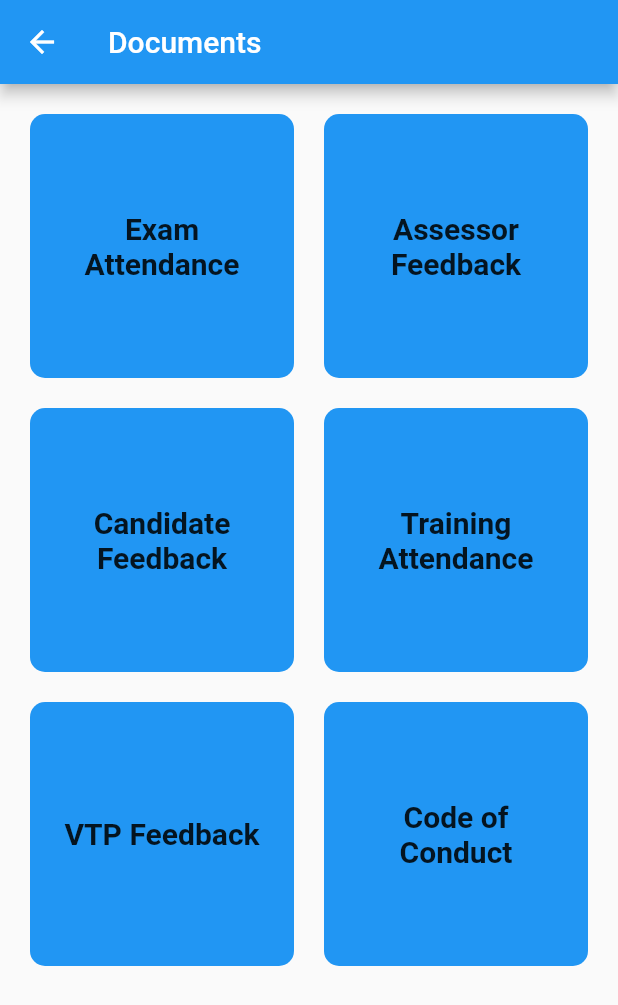
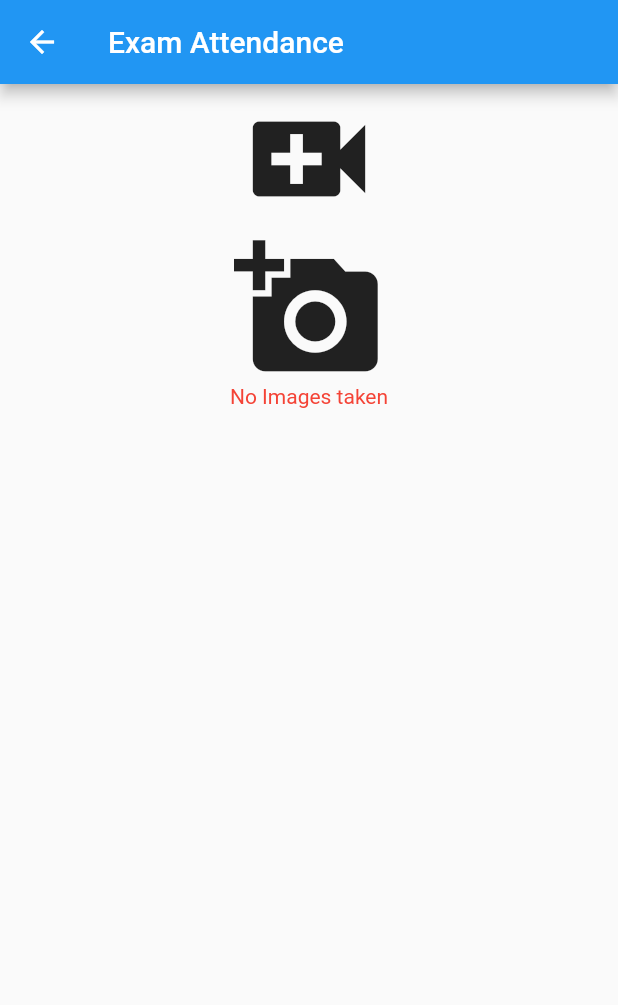
Before and after one commit to bishalceb/AssesmentExam, a Flutter app: the Documents screen opened directly, after a tap on "Exam Attendance", on a phone screen of 412 x 824 dp. Shown: the top 1005 px of the screen. Run offline on Flutter 3.47's test engine with Material 2 defaults, Android fonts, the phone set to English and light mode, and no system bars; our stand-ins replace chewie, font_awesome_flutter, video_player; missing offline and left inert: multi_media_picker; project files that could hold a hidden picture were left out.

Commit message:
second commit

```diff
--- /dev/null
+++ b/lib/screens/capture_media.dart
@@ -0,0 +1,195 @@
+import 'dart:async';
+import 'dart:io';
+
+import 'package:chewie/chewie.dart';
+import 'package:flutter/material.dart';
+import 'package:multi_media_picker/multi_media_picker.dart';
+import 'package:video_player/video_player.dart';
+
+class CaptureMedia extends StatefulWidget {
+  final int index;
+  final String appBarTitle;
+  CaptureMedia(this.index, this.appBarTitle);
+  @override
+  _CaptureMediaState createState() => _CaptureMediaState(index, appBarTitle);
+}
+
+class _CaptureMediaState extends State<CaptureMedia> {
+  @override
+  void dispose() {
+    super.dispose();
+    videoPlayerController?.dispose();
+    chewieController?.dispose();
+  }
+
+  final int index;
+  final String appBartitle;
+
+  _CaptureMediaState(this.index, this.appBartitle);
+  List<File> _images = List<File>();
+  File _video;
+  VideoPlayerController videoPlayerController;
+  ChewieController chewieController;
+
+  Widget _buildVideoPicker() {
+    return _video == null
+        ? Container(
+            width: MediaQuery.of(context).size.width,
+            // margin: EdgeInsets.only(bottom: 10.0),
+            child: GestureDetector(
+              child: Icon(
+                Icons.video_call,
+                size: 100.0,
+              ),
+              onTap: () => _showDialog('video', context),
+            ),
+          )
+        : Chewie(
+            controller: ChewieController(
+                looping: true,
+                aspectRatio: 3 / 2,
+                autoPlay: true,
+                allowFullScreen: true,
+                allowMuting: true,
+                videoPlayerController: videoPlayerController),
+          );
+  }
+
+  Widget _buildImageGridView() {
+    return GridView.builder(
+      itemCount: _images.length,
+      gridDelegate: SliverGridDelegateWithFixedCrossAxisCount(
+          crossAxisCount: 2,
+          crossAxisSpacing: 2.0,
+          mainAxisSpacing: 2.0,
+          childAspectRatio: 2 / 4),
+      itemBuilder: (context, int index) {
+        return ClipRRect(
+          borderRadius: BorderRadius.circular(20.0),
+          child: Image.file(
+            _images[index],
+            fit: BoxFit.contain,
+            filterQuality: FilterQuality.high,
+          ),
+        );
+      },
+    );
+  }
+
+  Future<void> getVideo(ImageSource source) async {
+    var video = await MultiMediaPicker.pickVideo(source: source);
+
+    setState(() {
+      if (video != null) {
+        _video = video;
+        videoPlayerController = VideoPlayerController.file(_video);
+      }
+    });
+  }
+
+  Future<void> getImages(ImageSource source, bool singleImage) async {
+    try {
+      List<File> images = await MultiMediaPicker.pickImages(
+          maxHeight: 100.0,
+          maxWidth: 100.0,
+          source: source,
+          singleImage: singleImage);
+      setState(() {
+        if (images != null) {
+          _images.addAll(images);
+        }
+      });
+    } on Exception catch (e) {
+      print('exception: ' + e.toString());
+    }
+  }
+
+  _showDialog(String media, BuildContext context) {
+    showDialog(
+        context: context,
+        builder: (BuildContext context) => AlertDialog(
+              elevation: 10.0,
+              shape: RoundedRectangleBorder(
+                  borderRadius: BorderRadius.circular(10.0)),
+              title: Text('choose an option'),
+              actions: <Widget>[
+                FlatButton(
+                  child: Text('Gallery'),
+                  onPressed: () {
+                    media == 'video'
+                        ? getVideo(ImageSource.gallery)
+                        : index == 2
+                            ? getImages(ImageSource.gallery, true)
+                            : getImages(ImageSource.gallery, false);
+                    Navigator.of(context).pop();
+                  },
+                ),
+                FlatButton(
+                  child: Text('Camera'),
+                  onPressed: () {
+                    media == 'video'
+                        ? getVideo(ImageSource.camera)
+                        : index == 2
+                            ? getImages(ImageSource.camera, true)
+                            : getImages(ImageSource.camera, false);
+                    Navigator.of(context).pop();
+                  },
+                )
+              ],
+            ));
+  }
+
+  Widget _buildAddImage() {
+    return Container(
+      width: MediaQuery.of(context).size.width,
+      child: GestureDetector(
+        child: Icon(
+          Icons.add_a_photo,
+          size: 100.0,
+        ),
+        onTap: () => _showDialog('image', context),
+      ),
+    );
+  }
+
+  @override
+  Widget build(BuildContext context) {
+    return WillPopScope(
+      child: Scaffold(
+        appBar: AppBar(
+          title: Text(appBartitle),
+        ),
+        body: Column(
+          children: <Widget>[
+            Flexible(
+              child: _buildVideoPicker(),
+              flex: 2,
+            ),
+            Flexible(
+              child: _buildAddImage(),
+              flex: 2,
+            ),
+            //SizedBox(height: 10.0),
+            _images.length == 0
+                ? DecoratedBox(
+                    decoration: BoxDecoration(shape: BoxShape.rectangle),
+                    child: Text(
+                      'No Images taken',
+                      style: TextStyle(color: Colors.red),
+                      textAlign: TextAlign.center,
+                    ),
+                  )
+                : Flexible(
+                    child: _buildImageGridView(),
+                    flex: 8,
+                  ),
+          ],
+        ),
+      ),
+      onWillPop: () {
+        Navigator.of(context).pop(true);
+        return Future.value(false);
+      },
+    );
+  }
+}
--- a/lib/screens/documents.dart
+++ b/lib/screens/documents.dart
@@ -1,7 +1,6 @@
-import 'dart:io';
+import 'dart:async';
+import 'package:assesment/screens/capture_media.dart';
 import 'package:flutter/material.dart';
-import 'package:multi_media_picker/multi_media_picker.dart';
-
 
 class Documents extends StatefulWidget {
   @override
@@ -19,33 +18,6 @@ class _DocumentsState extends State<Documents> {
     'Placements Documents',
     'Group Photo'
   ];
-  List<File> _images = [];
-
-  getImages(ImageSource source, bool singleImage) async {
-    var images = await MultiMediaPicker.pickImages(
-        source: source, singleImage: singleImage);
-    setState(() {
-      _images = images;
-    });
-  }
-
-  _buildImageList() {
-    return _images == null
-        ? SizedBox()
-        : ListView.builder(
-            shrinkWrap: true,
-            scrollDirection: Axis.horizontal,
-            padding: EdgeInsets.symmetric(vertical: 10.0),
-            itemCount: _images.length,
-            itemBuilder: (context, int index) {
-              return Image.file(
-                _images[index],
-                height: 200.0,
-                width: 200.0,
-              );
-            },
-          );
-  }
 
   _buildDocumentsGridView() {
     return GridView.builder(
@@ -74,9 +46,11 @@ class _DocumentsState extends State<Documents> {
               ),
             ),
             onTap: () {
-              index == 2
-                  ? getImages(ImageSource.camera, true)
-                  : getImages(ImageSource.gallery, false);
+              Navigator.push(
+                  context,
+                  MaterialPageRoute(
+                      builder: (context) =>
+                          CaptureMedia(index, _gridItems[index])));
             });
       },
     );
@@ -84,21 +58,16 @@ class _DocumentsState extends State<Documents> {
 
   @override
   Widget build(BuildContext context) {
-    return Scaffold(
-      appBar: AppBar(
-        title: Text('Documents'),
-      ),
-      body: SingleChildScrollView(
-        child: Column(
-          children: <Widget>[
-            Container(height: 600.0, child: _buildDocumentsGridView()),
-            Container(
-              child: _buildImageList(),
-              height: 400.0,
-            )
-          ],
-        ),
-      ),
+    return WillPopScope(
+      child: Scaffold(
+          appBar: AppBar(
+            title: Text('Documents'),
+          ),
+          body: _buildDocumentsGridView()),
+      onWillPop: () {
+        Navigator.of(context).pop(true);
+        return Future.value(false);
+      },
     );
   }
 }
--- a/pubspec.yaml
+++ b/pubspec.yaml
@@ -14,6 +14,8 @@ dependencies:
   http: ^0.12.0+2
   scoped_model:
   multi_media_picker:
+  video_player:
+  chewie:
 
 dev_dependencies:
   flutter_test:
```
Also changed, not shown: 11 other files.
